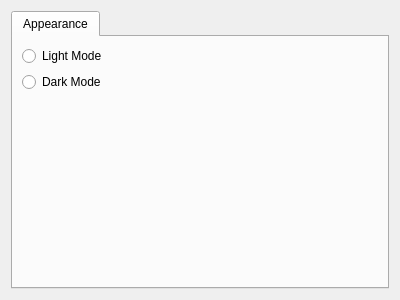
The window that src/optionsdialog.ui (aphototool/A-Photo-Tool-Libre) describes before a commit, drawn with Qt 5.
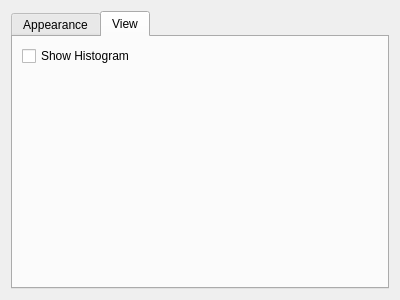
The same window after the commit.

Commit message: Option to show histogram

What changed in the file:
```diff
--- a/src/optionsdialog.ui
+++ b/src/optionsdialog.ui
@@ -14,10 +14,10 @@
    <string>Dialog</string>
   </property>
   <layout class="QGridLayout" name="gridLayout">
-   <item row="0" column="0">
+   <item row="0" column="1">
     <widget class="QTabWidget" name="tabWidget">
      <property name="currentIndex">
-      <number>0</number>
+      <number>1</number>
      </property>
      <widget class="QWidget" name="tab">
       <attribute name="title">
@@ -40,6 +40,20 @@
        </item>
       </layout>
      </widget>
+     <widget class="QWidget" name="tab_2">
+      <attribute name="title">
+       <string>View</string>
+      </attribute>
+      <layout class="QFormLayout" name="formLayout_2">
+       <item row="0" column="0">
+        <widget class="QCheckBox" name="histogramCheckBox">
+         <property name="text">
+          <string>Show Histogram</string>
+         </property>
+        </widget>
+       </item>
+      </layout>
+     </widget>
     </widget>
    </item>
   </layout>
```
The commit also changes 7 other files.
